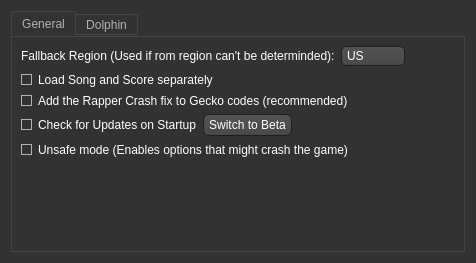
The window that Settings.ui (BenjaminHalko/WiiMusicEditorPlus) describes before a commit, drawn with Qt 5.
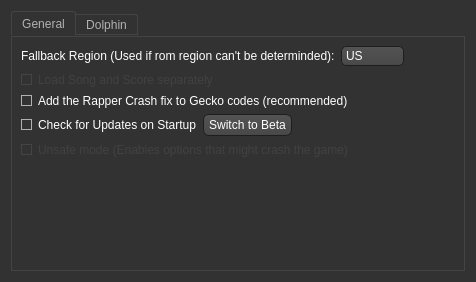
The same window after the commit. Icons and pictures are not drawn.

What changed in the file:
```diff
--- a/Settings.ui
+++ b/Settings.ui
@@ -7,7 +7,7 @@
     <x>0</x>
     <y>0</y>
     <width>476</width>
-    <height>261</height>
+    <height>282</height>
    </rect>
   </property>
   <property name="windowTitle">
@@ -127,7 +127,7 @@
     border-style: solid;
     border: 1px solid #1e1e1e;
     border-radius: 5;
-	padding-left: 5px;
+	padding-left: 4px;
 }
 
 QComboBox:hover,QPushButton:hover
@@ -556,6 +556,9 @@
        </item>
        <item>
         <widget class="QCheckBox" name="SongScoreCheckbox">
+         <property name="enabled">
+          <bool>false</bool>
+         </property>
          <property name="text">
           <string>Load Song and Score separately</string>
          </property>
@@ -607,6 +610,9 @@
        </item>
        <item>
         <widget class="QCheckBox" name="UnsafeMode">
+         <property name="enabled">
+          <bool>false</bool>
+         </property>
          <property name="text">
           <string>Unsafe mode (Enables options that might crash the game)</string>
          </property>
```
Left out of the diff: 18 changed lines with no effect on the pictures.
